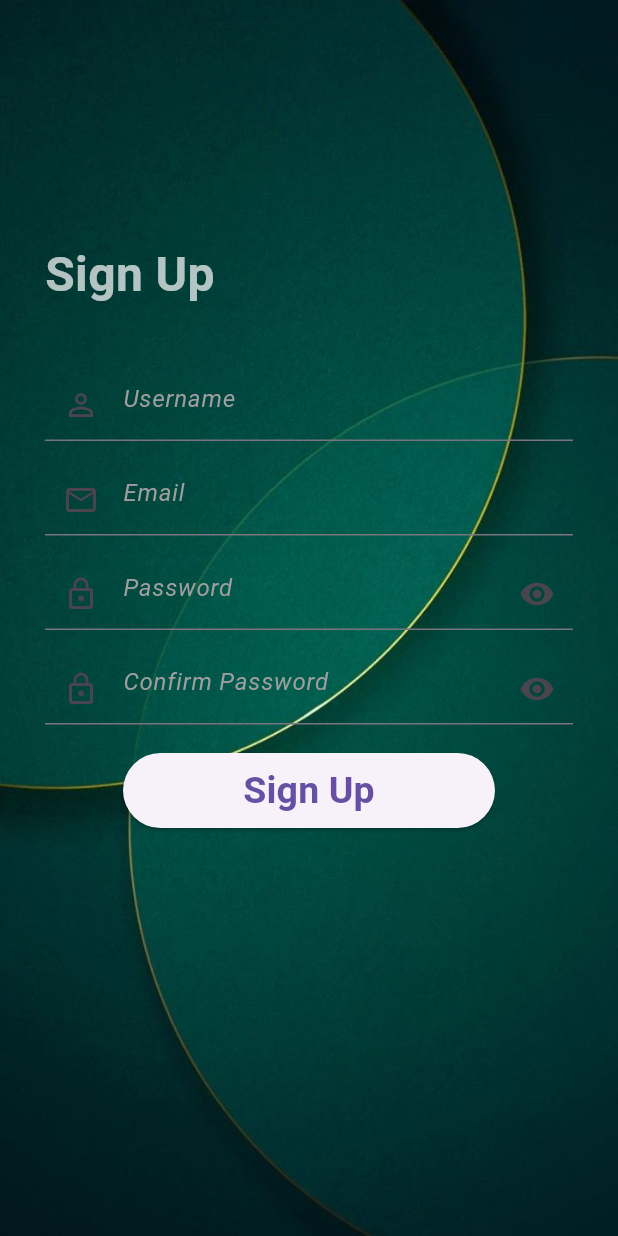
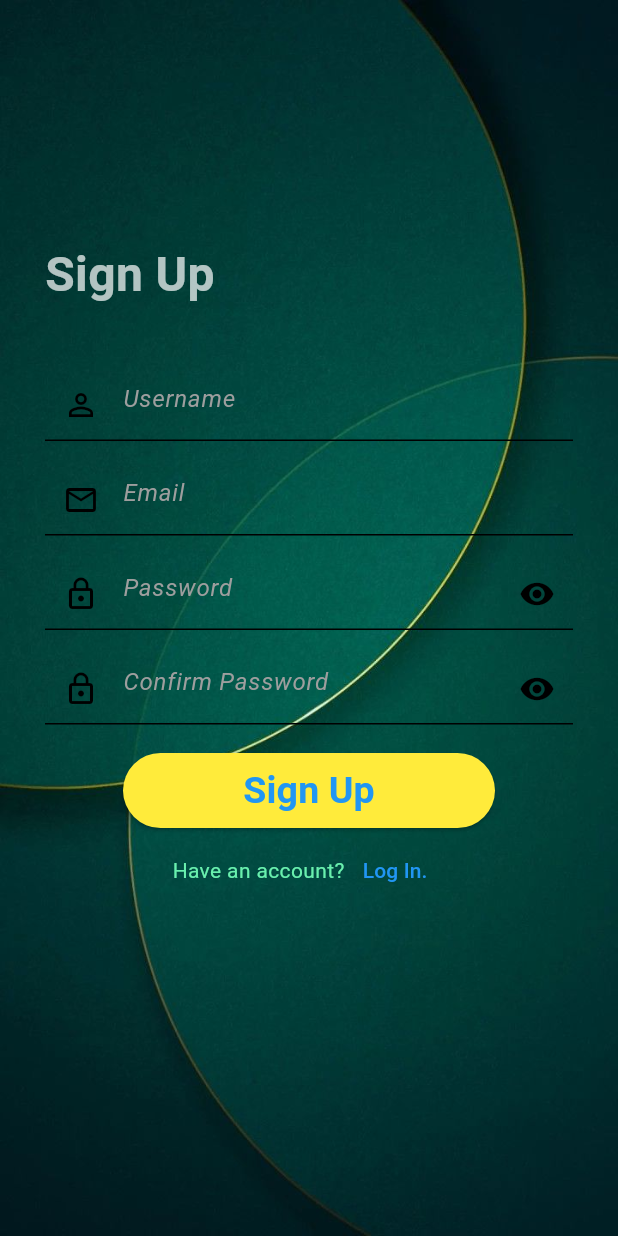
Before and after one commit to CynthiaMatayo/waste_management, a Flutter app: the screen it shows after launch, after a tap on "Sign Up.", on a phone screen of 412 x 824 dp. Run offline on Flutter 3.47's test engine with Material 3 defaults, Android fonts, the phone set to English and light mode, and no system bars.

Commit message:
Second commit

```diff
--- a/lib/authentication/registration_page.dart
+++ b/lib/authentication/registration_page.dart
@@ -1,4 +1,5 @@
 import 'package:flutter/material.dart';
+import 'package:waste_management/authentication/login_page.dart';
 import 'package:waste_management/home_page.dart';
 import 'package:waste_management/models/confirm_widget.dart';
 import 'package:waste_management/models/controllers.dart';
@@ -114,6 +115,28 @@ class _RegistrationPageState extends State<RegistrationPage> {
                       ),
                     ),
                   ),
+                  Row(
+                    mainAxisAlignment: MainAxisAlignment.center,
+                    children: [
+                      Text(
+                        "Have an account?",
+                        style: TextStyle(color: Colors.greenAccent),
+                      ),
+                      TextButton(
+                        onPressed: () {
+                          Navigator.push(context, MaterialPageRoute(
+                            builder: (context) {
+                              return LoginPage();
+                            },
+                          ));
+                        },
+                        child: Text(
+                          "Log In.",
+                          style: TextStyle(color: Colors.blue),
+                        ),
+                      ),
+                    ],
+                  ),
                 ],
               ),
             ),
--- a/lib/home_page.dart
+++ b/lib/home_page.dart
@@ -70,7 +70,11 @@ class home extends StatelessWidget {
   @override
   Widget build(BuildContext context) {
     return Padding(
-      padding: const EdgeInsets.symmetric(horizontal: 20.0, vertical: 60),
+      padding: const EdgeInsets.only(
+        left: 20.0,
+        right: 20,
+        top: 40,
+      ),
       child: SingleChildScrollView(
         child: Column(
           children: [
--- a/lib/main.dart
+++ b/lib/main.dart
@@ -13,10 +13,40 @@ class MyApp extends StatefulWidget {
 }
 
 class _MyAppState extends State<MyApp> {
+  final dark = ThemeData.dark().copyWith(
+    scaffoldBackgroundColor: Colors.blueAccent,
+    colorScheme: ColorScheme(
+      background: Colors.greenAccent,
+      brightness: Brightness.light,
+      primary: Colors.blue,
+      onPrimary: Colors.white30,
+      secondary: Colors.greenAccent,
+      onSecondary: Colors.white10,
+      error: Colors.red,
+      onError: Colors.black,
+      surface: Colors.yellow,
+      onSurface: const Color.fromARGB(255, 0, 0, 0),
+    ),
+  );
+  final light = ThemeData.light().copyWith(
+    colorScheme: ColorScheme(
+      background: Colors.greenAccent,
+      brightness: Brightness.light,
+      primary: Colors.blue,
+      onPrimary: Colors.white30,
+      secondary: Colors.greenAccent,
+      onSecondary: Colors.white10,
+      error: Colors.red,
+      onError: Colors.black,
+      surface: Colors.yellow,
+      onSurface: const Color.fromARGB(255, 0, 0, 0),
+    ),
+  );
   @override
   Widget build(BuildContext context) {
     return MaterialApp(
       debugShowCheckedModeBanner: false,
+      theme: dark,
       home: LoginPage(),
     );
   }
--- a/lib/withdraw/confirm.dart
+++ b/lib/withdraw/confirm.dart
@@ -1,6 +1,5 @@
 import 'package:flutter/material.dart';
 import 'package:waste_management/models/controllers.dart';
-import 'package:waste_management/withdraw/withdrawal_failed.dart';
 
 class Confirm extends StatefulWidget {
   const Confirm({super.key});
```
Also changed, not shown: lib/authentication/login_page.dart (+5 -2 lines), lib/history_page.dart (+8 -3 lines).
